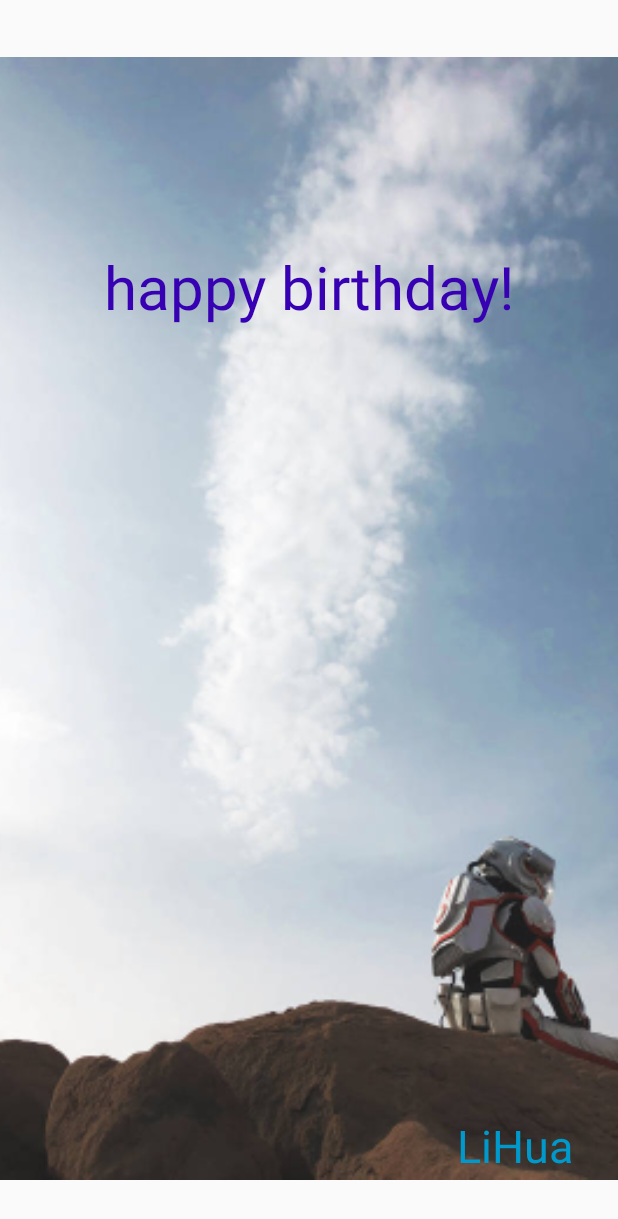
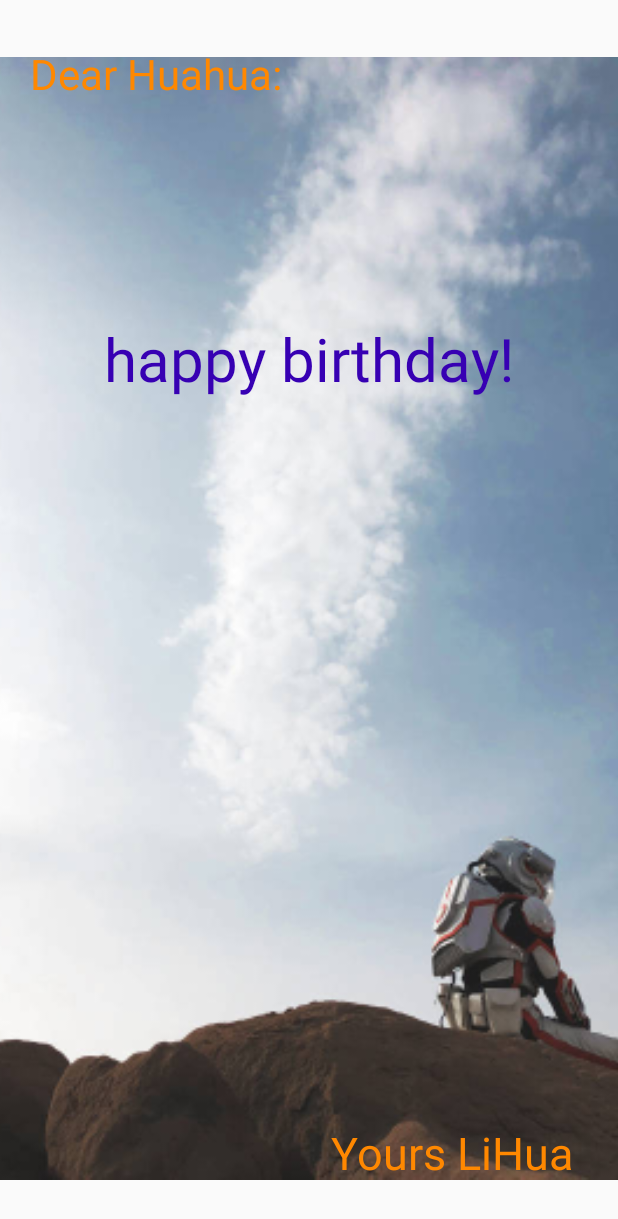
Before and after one commit to wj23027/FirstApp, an Android app: the screen it shows after launch (MainActivity), on a phone screen of 412 x 824 dp. Shown: the top 1219 px of the screen. Run offline under Robolectric (Android 15) with nearby library versions, the phone set to English and light mode, and no system bars.

Commit message:
生日贺卡

```diff
--- a/app/src/main/res/layout/activity_main.xml
+++ b/app/src/main/res/layout/activity_main.xml
@@ -28,7 +28,7 @@
         android:id="@+id/textView3"
         android:layout_width="wrap_content"
         android:layout_height="wrap_content"
-        android:layout_marginTop="164dp"
+        android:layout_marginTop="212dp"
         android:text="@string/happy_birthday"
         android:textColor="@color/design_default_color_primary_dark"
         android:textSize="40sp"
@@ -42,12 +42,25 @@
         android:layout_height="wrap_content"
         android:layout_marginEnd="30dp"
         android:layout_marginRight="30dp"
-        android:layout_marginBottom="40dp"
+        android:layout_marginBottom="35dp"
         android:text="@string/name"
-        android:textColor="@android:color/holo_blue_dark"
+        android:textColor="@android:color/holo_orange_dark"
         android:textSize="30sp"
         app:layout_constraintBottom_toBottomOf="parent"
         app:layout_constraintEnd_toEndOf="parent" />
 
+    <TextView
+        android:id="@+id/textView2"
+        android:layout_width="wrap_content"
+        android:layout_height="wrap_content"
+        android:layout_marginStart="20dp"
+        android:layout_marginLeft="20dp"
+        android:layout_marginTop="30dp"
+        android:text="@string/name2"
+        android:textColor="@android:color/holo_orange_dark"
+        android:textSize="28sp"
+        app:layout_constraintStart_toStartOf="parent"
+        app:layout_constraintTop_toTopOf="parent" />
+
 
 </androidx.constraintlayout.widget.ConstraintLayout>
--- a/app/src/main/res/values/strings.xml
+++ b/app/src/main/res/values/strings.xml
@@ -2,14 +2,15 @@
     <string name="app_name">FirstApp</string>
     <string name="one">picture</string>
     <string name="happy_birthday">happy birthday!</string>
-    <string name="name">LiHua</string>
+    <string name="name">Yours LiHua</string>
     <string name="next" translatable="false">next</string>
     <string name="hello_first_fragment" translatable="false">hello_first_fragment</string>
     <string name="action_settings" translatable="false">action_settings</string>
     <string name="first_fragment_label" translatable="false">first_fragment_label</string>
     <string name="second_fragment_label" translatable="false">second_fragment_label</string>
     <string name="previous" translatable="false">Previous</string>
+    <string name="name2">Dear Huahua:</string>
 
-\
+    \
 
 </resources>
```
Also changed, not shown: 1 other file.
